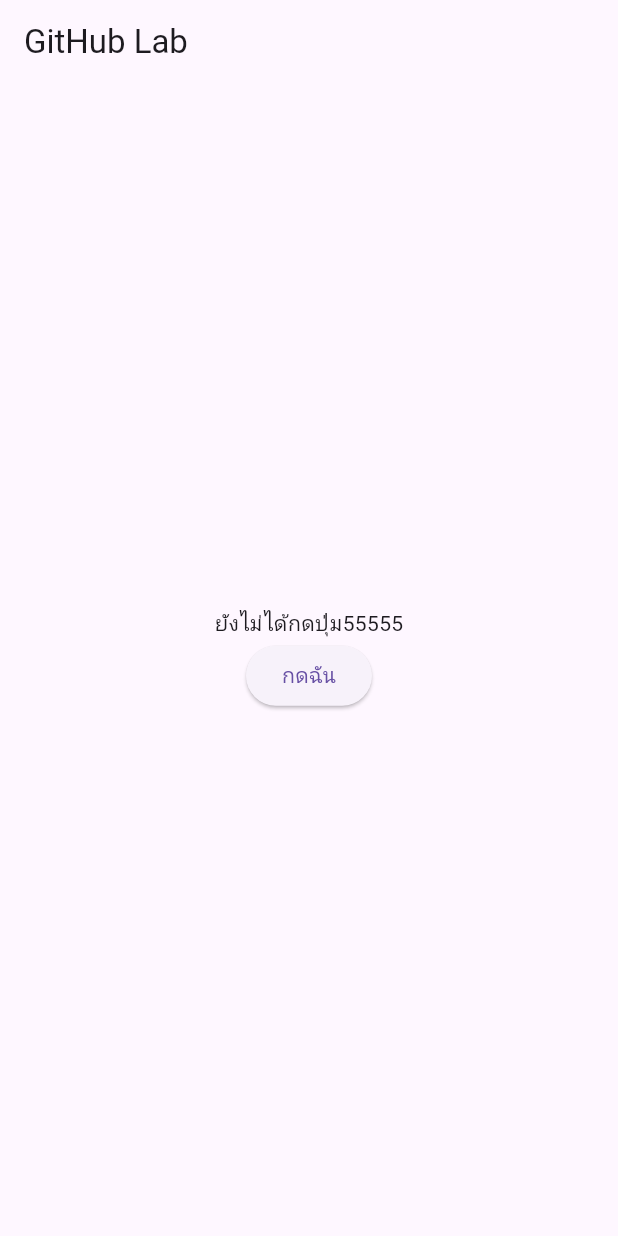
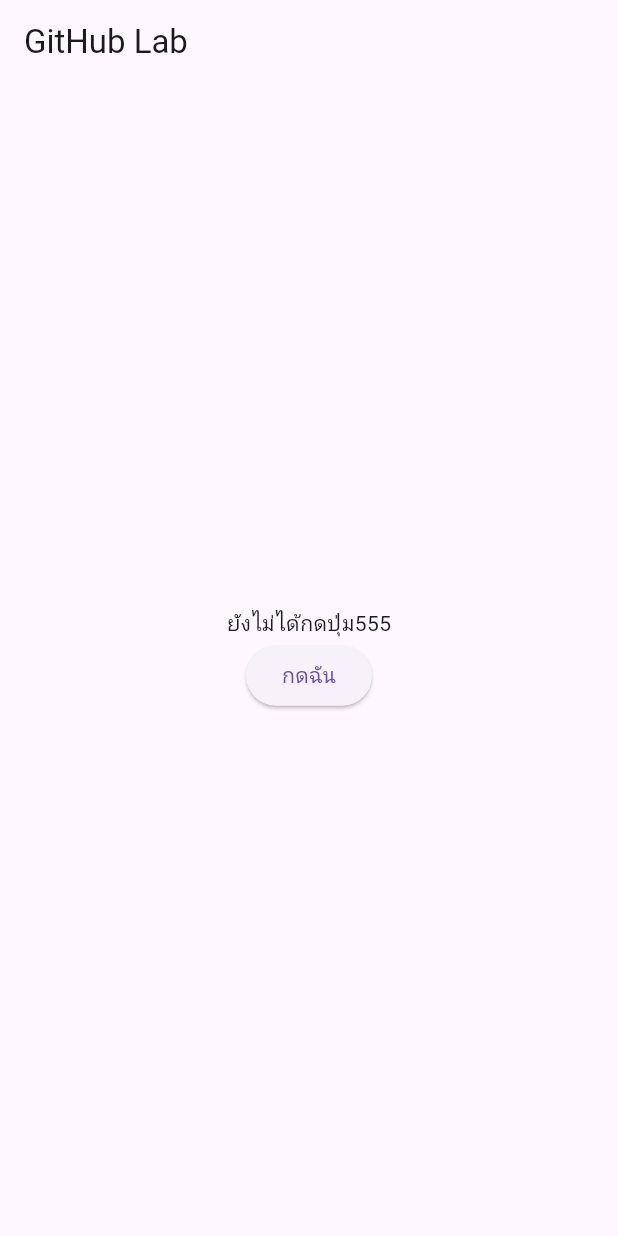
Before and after one commit to zombotfo/github_lab, a Flutter app: the screen it shows after launch, on a phone screen of 412 x 824 dp. Run offline on Flutter 3.47's test engine with Material 3 defaults, Android fonts, the phone set to English and light mode, and no system bars.

Commit message:
Text changed 3

```diff
--- a/lib/main.dart
+++ b/lib/main.dart
@@ -12,7 +12,7 @@ class MyPage extends StatefulWidget {
 }
 
 class _MyPageState extends State<MyPage> {
-  String message = 'ยังไม่ได้กดปุ่ม55555';
+  String message = 'ยังไม่ได้กดปุ่ม555';
 
   @override
   Widget build(BuildContext context) {
```
